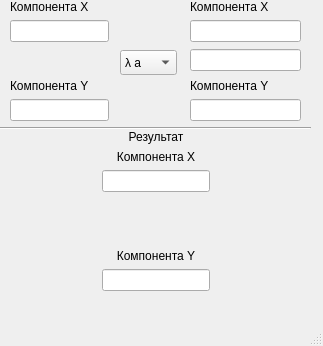
Before: the Qt Designer form vectorwindow.ui in Etwas-Trufanov/OOP_VectorQT, drawn with Qt 5.
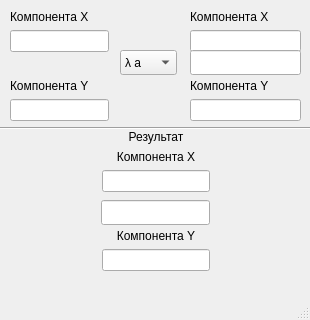
After: the same form once the commit is applied.

```diff
--- a/vectorwindow.ui
+++ b/vectorwindow.ui
@@ -6,10 +6,28 @@
    <rect>
     <x>0</x>
     <y>0</y>
-    <width>323</width>
-    <height>346</height>
+    <width>310</width>
+    <height>320</height>
    </rect>
   </property>
+  <property name="sizePolicy">
+   <sizepolicy hsizetype="Fixed" vsizetype="Fixed">
+    <horstretch>0</horstretch>
+    <verstretch>0</verstretch>
+   </sizepolicy>
+  </property>
+  <property name="minimumSize">
+   <size>
+    <width>310</width>
+    <height>320</height>
+   </size>
+  </property>
+  <property name="maximumSize">
+   <size>
+    <width>310</width>
+    <height>320</height>
+   </size>
+  </property>
   <property name="windowTitle">
    <string>VectorWindow</string>
   </property>
@@ -18,9 +36,9 @@
     <property name="geometry">
      <rect>
       <x>190</x>
-      <y>0</y>
+      <y>10</y>
       <width>111</width>
-      <height>121</height>
+      <height>111</height>
      </rect>
     </property>
     <layout class="QVBoxLayout" name="secondVector">
@@ -64,28 +82,11 @@
       <widget class="QLineEdit" name="y_edit_2"/>
      </item>
     </layout>
-   </widget>
-   <widget class="QWidget" name="verticalLayoutWidget_3">
-    <property name="geometry">
-     <rect>
-      <x>190</x>
-      <y>0</y>
-      <width>111</width>
-      <height>121</height>
-     </rect>
-    </property>
-    <layout class="QVBoxLayout" name="const_2">
-     <property name="spacing">
-      <number>6</number>
-     </property>
-     <item>
-      <widget class="QLineEdit" name="constEdit">
-       <property name="enabled">
-        <bool>true</bool>
-       </property>
-      </widget>
-     </item>
-    </layout>
+    <zorder>x_label_2</zorder>
+    <zorder>y_label_2</zorder>
+    <zorder>x_edit_2</zorder>
+    <zorder>y_edit_2</zorder>
+    <zorder>verticalSpacer_2</zorder>
    </widget>
    <widget class="QWidget" name="horizontalLayoutWidget_2">
     <property name="geometry">
@@ -93,7 +94,7 @@
       <x>10</x>
       <y>130</y>
       <width>291</width>
-      <height>161</height>
+      <height>141</height>
      </rect>
     </property>
     <layout class="QHBoxLayout" name="horizontalLayout_4">
@@ -197,7 +198,7 @@
      <rect>
       <x>0</x>
       <y>120</y>
-      <width>311</width>
+      <width>321</width>
       <height>16</height>
      </rect>
     </property>
@@ -209,9 +210,9 @@
     <property name="geometry">
      <rect>
       <x>10</x>
-      <y>0</y>
+      <y>10</y>
       <width>99</width>
-      <height>121</height>
+      <height>111</height>
      </rect>
     </property>
     <layout class="QVBoxLayout" name="baseVector">
@@ -298,6 +299,35 @@
      </property>
     </item>
    </widget>
+   <widget class="QLineEdit" name="resultField">
+    <property name="enabled">
+     <bool>true</bool>
+    </property>
+    <property name="geometry">
+     <rect>
+      <x>101</x>
+      <y>200</y>
+      <width>109</width>
+      <height>25</height>
+     </rect>
+    </property>
+    <property name="readOnly">
+     <bool>true</bool>
+    </property>
+   </widget>
+   <widget class="QLineEdit" name="constEdit">
+    <property name="enabled">
+     <bool>true</bool>
+    </property>
+    <property name="geometry">
+     <rect>
+      <x>190</x>
+      <y>50</y>
+      <width>111</width>
+      <height>25</height>
+     </rect>
+    </property>
+   </widget>
   </widget>
   <widget class="QMenuBar" name="menubar">
    <property name="geometry">
```
Left out of the diff: 12 changed lines with no effect on the pictures.
